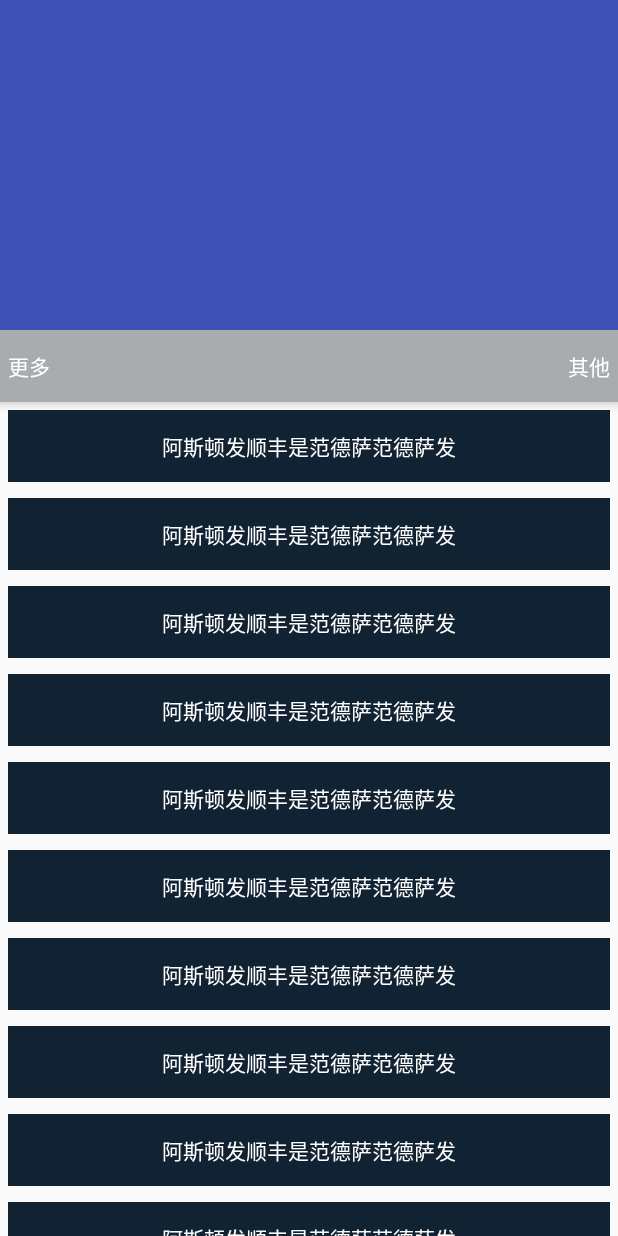
After one commit to mygzk/Simple, an Android app: the XuanfuActivity screen opened directly, with no data from a screen before it, on a phone screen of 412 x 824 dp. The commit adds this screen. Run offline under Robolectric (Android 15) with nearby library versions, the phone set to English and light mode, and no system bars.

Commit message:
add zhedie buju

```diff
--- a/app/build.gradle
+++ b/app/build.gradle
@@ -30,5 +30,6 @@ dependencies {
     compile project(':library:WheelPicker')
     compile 'com.google.code.gson:gson:2.7'
     compile 'com.android.support:appcompat-v7:24.2.1'
+    compile 'com.android.support.constraint:constraint-layout:1.0.2'
     testCompile 'junit:junit:4.12'
 }
--- a/app/src/main/AndroidManifest.xml
+++ b/app/src/main/AndroidManifest.xml
@@ -16,7 +16,8 @@
             </intent-filter>
         </activity>
         <activity android:name=".ui.WheelActivity" />
-        <activity android:name=".ui.LinkActivity"></activity>
+        <activity android:name=".ui.LinkActivity" />
+        <activity android:name=".ui.XuanfuActivity"></activity>
     </application>
 
 </manifest>
--- a/app/src/main/java/com/example/simple/ui/MainActivity.java
+++ b/app/src/main/java/com/example/simple/ui/MainActivity.java
@@ -53,6 +53,7 @@ public class MainActivity extends AppCompatActivity {
         mDatas = new ArrayList<>();
         mDatas.add(new MyBean("WheelActivity", WheelActivity.class));
         mDatas.add(new MyBean("LinkActivity", LinkActivity.class));
+        mDatas.add(new MyBean("XuanfuActivity", XuanfuActivity.class));
 
     }
 
--- /dev/null
+++ b/app/src/main/java/com/example/simple/ui/XuanfuActivity.java
@@ -0,0 +1,15 @@
+package com.example.simple.ui;
+
+import android.support.v7.app.AppCompatActivity;
+import android.os.Bundle;
+
+import com.example.simple.R;
+
+public class XuanfuActivity extends AppCompatActivity {
+
+    @Override
+    protected void onCreate(Bundle savedInstanceState) {
+        super.onCreate(savedInstanceState);
+        setContentView(R.layout.activity_xuanfu);
+    }
+}
--- /dev/null
+++ b/app/src/main/res/layout/activity_xuanfu.xml
@@ -0,0 +1,198 @@
+<?xml version="1.0" encoding="utf-8"?><!--
+<android.support.constraint.ConstraintLayout xmlns:android="http://schemas.android.com/apk/res/android"
+    xmlns:app="http://schemas.android.com/apk/res-auto"
+    xmlns:tools="http://schemas.android.com/tools"
+    android:layout_width="match_parent"
+    android:layout_height="match_parent"
+    tools:context="com.example.simple.ui.XuanfuActivity">
+
+</android.support.constraint.ConstraintLayout>
+-->
+<android.support.design.widget.CoordinatorLayout xmlns:android="http://schemas.android.com/apk/res/android"
+    xmlns:app="http://schemas.android.com/apk/res-auto"
+    xmlns:tools="http://schemas.android.com/tools"
+    android:layout_width="match_parent"
+    android:layout_height="match_parent"
+    android:fitsSystemWindows="true">
+
+    <android.support.design.widget.AppBarLayout
+        android:layout_width="match_parent"
+        android:layout_height="268dp">
+
+        <android.support.design.widget.CollapsingToolbarLayout
+            android:layout_width="match_parent"
+            android:layout_height="220dp"
+            app:contentScrim="#00000000"
+            app:layout_scrollFlags="scroll">
+           <LinearLayout
+               android:layout_width="match_parent"
+               android:layout_height="wrap_content"
+               android:orientation="vertical">
+
+           </LinearLayout>
+
+
+        </android.support.design.widget.CollapsingToolbarLayout>
+
+        <FrameLayout
+            android:layout_width="match_parent"
+            android:layout_height="48dp"
+            android:background="#a9acaf"
+            android:padding="5dp">
+
+            <TextView
+                android:layout_width="wrap_content"
+                android:layout_height="wrap_content"
+                android:layout_gravity="center_vertical|start"
+                android:gravity="center"
+                android:textColor="#fff"
+                android:text="更多"/>
+
+            <TextView
+                android:layout_width="wrap_content"
+                android:layout_height="wrap_content"
+                android:layout_gravity="center_vertical|right"
+                android:gravity="center"
+                android:text="其他"
+                android:textColor="#fff" />
+        </FrameLayout>
+
+    </android.support.design.widget.AppBarLayout>
+
+    <android.support.v4.widget.NestedScrollView
+        android:layout_width="match_parent"
+        android:layout_height="match_parent"
+        app:layout_behavior="@string/appbar_scrolling_view_behavior">
+
+        <LinearLayout
+            android:layout_width="match_parent"
+            android:layout_height="wrap_content"
+            android:orientation="vertical">
+
+            <TextView
+                android:layout_width="match_parent"
+                android:layout_height="48dp"
+                android:layout_margin="5dp"
+                android:background="#123"
+                android:gravity="center"
+                android:padding="5dp"
+                android:text="阿斯顿发顺丰是范德萨范德萨发"
+                android:textColor="#fff" />
+
+            <TextView
+                android:layout_width="match_parent"
+                android:layout_height="48dp"
+                android:layout_margin="5dp"
+                android:background="#123"
+                android:gravity="center"
+                android:padding="5dp"
+                android:text="阿斯顿发顺丰是范德萨范德萨发"
+                android:textColor="#fff" />
+
+            <TextView
+                android:layout_width="match_parent"
+                android:layout_height="48dp"
+                android:layout_margin="5dp"
+                android:background="#123"
+                android:gravity="center"
+                android:padding="5dp"
+                android:text="阿斯顿发顺丰是范德萨范德萨发"
+                android:textColor="#fff" />
+
+            <TextView
+                android:layout_width="match_parent"
+                android:layout_height="48dp"
+                android:layout_margin="5dp"
+                android:background="#123"
+                android:gravity="center"
+                android:padding="5dp"
+                android:text="阿斯顿发顺丰是范德萨范德萨发"
+                android:textColor="#fff" />
+
+            <TextView
+                android:layout_width="match_parent"
+                android:layout_height="48dp"
+                android:layout_margin="5dp"
+                android:background="#123"
+                android:gravity="center"
+                android:padding="5dp"
+                android:text="阿斯顿发顺丰是范德萨范德萨发"
+                android:textColor="#fff" />
+
+            <TextView
+                android:layout_width="match_parent"
+                android:layout_height="48dp"
+                android:layout_margin="5dp"
+                android:background="#123"
+                android:gravity="center"
+                android:padding="5dp"
+                android:text="阿斯顿发顺丰是范德萨范德萨发"
+                android:textColor="#fff" />
+
+            <TextView
+                android:layout_width="match_parent"
+                android:layout_height="48dp"
+                android:layout_margin="5dp"
+                android:background="#123"
+                android:gravity="center"
+                android:padding="5dp"
+                android:text="阿斯顿发顺丰是范德萨范德萨发"
+                android:textColor="#fff" />
+
+            <TextView
+                android:layout_width="match_parent"
+                android:layout_height="48dp"
+                android:layout_margin="5dp"
+                android:background="#123"
+                android:gravity="center"
+                android:padding="5dp"
+                android:text="阿斯顿发顺丰是范德萨范德萨发"
+                android:textColor="#fff" />
+
+            <TextView
+                android:layout_width="match_parent"
+                android:layout_height="48dp"
+                android:layout_margin="5dp"
+                android:background="#123"
+                android:gravity="center"
+                android:padding="5dp"
+                android:text="阿斯顿发顺丰是范德萨范德萨发"
+                android:textColor="#fff" />
+
+            <TextView
+                android:layout_width="match_parent"
+                android:layout_height="48dp"
+                android:layout_margin="5dp"
+                android:background="#123"
+                android:gravity="center"
+                android:padding="5dp"
+                android:text="阿斯顿发顺丰是范德萨范德萨发"
+                android:textColor="#fff" />
+
+            <TextView
+                android:layout_width="match_parent"
+                android:layout_height="48dp"
+                android:layout_margin="5dp"
+                android:background="#123"
+                android:gravity="center"
+                android:padding="5dp"
+                android:text="阿斯顿发顺丰是范德萨范德萨发"
+                android:textColor="#fff" />
+
+            <TextView
+                android:layout_width="match_parent"
+                android:layout_height="48dp"
+                android:layout_margin="5dp"
+                android:background="#123"
+                android:gravity="center"
+                android:padding="5dp"
+                android:text="阿斯顿发顺丰是范德萨范德萨发"
+                android:textColor="#fff" />
+
+
+        </LinearLayout>
+
+
+    </android.support.v4.widget.NestedScrollView>
+
+</android.support.design.widget.CoordinatorLayout>
--- a/app/src/main/res/values/styles.xml
+++ b/app/src/main/res/values/styles.xml
@@ -1,7 +1,7 @@
 <resources>
 
     <!-- Base application theme. -->
-    <style name="AppTheme" parent="Theme.AppCompat.Light.DarkActionBar">
+    <style name="AppTheme" parent="Theme.AppCompat.Light.NoActionBar">
         <!-- Customize your theme here. -->
         <item name="colorPrimary">@color/colorPrimary</item>
         <item name="colorPrimaryDark">@color/colorPrimaryDark</item>
```
